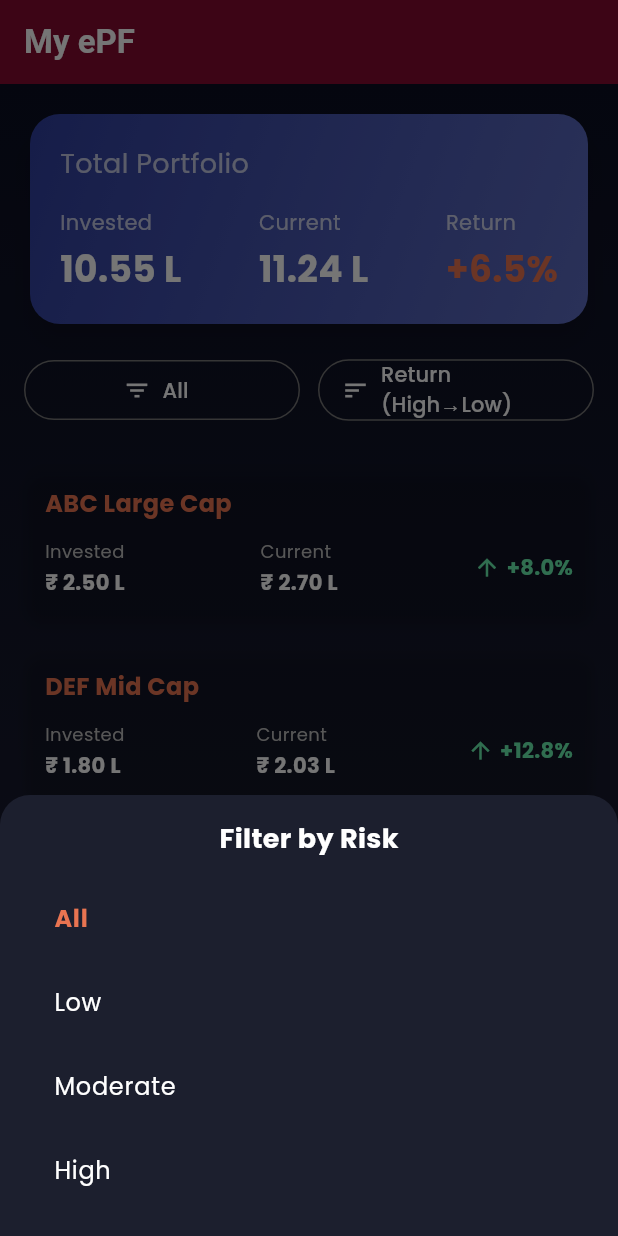
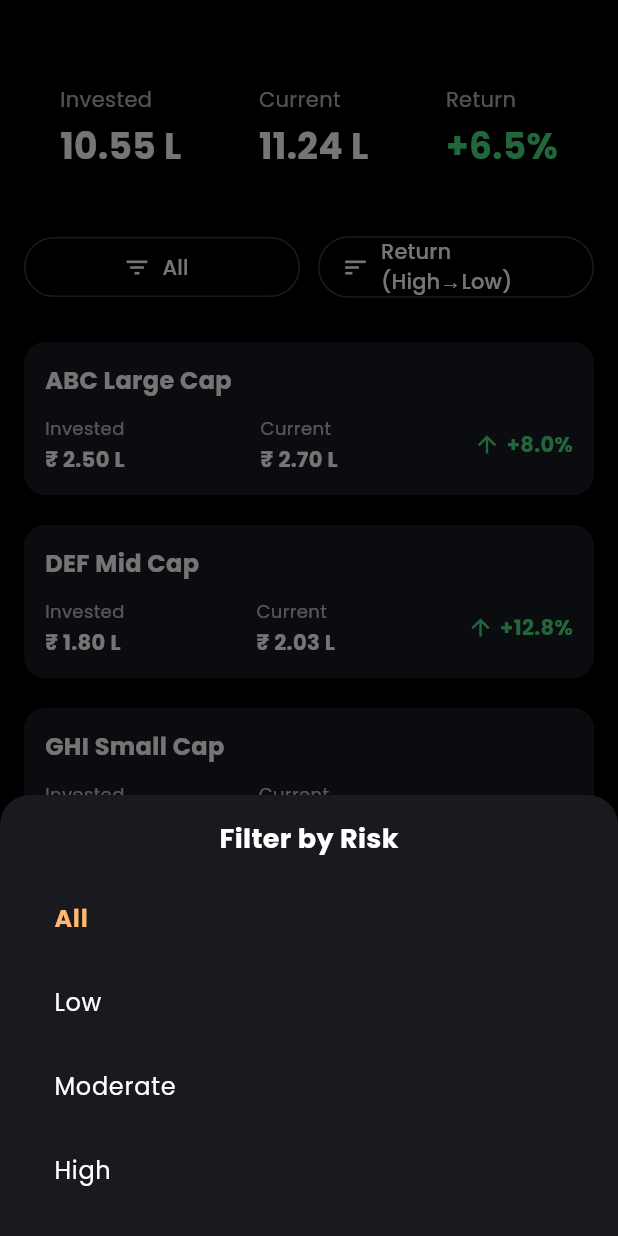
Before and after one commit to ImRMSarangi/epf, a Flutter app: the screen it shows after launch, after a tap on "All", on a phone screen of 412 x 824 dp. Run offline on Flutter 3.47's test engine with Material 3 defaults, Android fonts, the light colour scheme and no system bars; our stand-ins replace google_fonts; Roboto replaces fonts that are missing (Gabarito).

Commit message:
Updated theme to a more robust pitch black dark color

```diff
--- a/lib/screens/dashboard_screen.dart
+++ b/lib/screens/dashboard_screen.dart
@@ -1,5 +1,6 @@
 import 'package:flutter/material.dart';
-import 'package:google_fonts/google_fonts.dart'; // For professional font in AppBar
+import 'package:google_fonts/google_fonts.dart';
+
 import '../services/fund_service.dart';
 import '../models/dashboard_data.dart';
 import '../models/fund.dart';
@@ -11,7 +12,7 @@ class DashboardScreen extends StatefulWidget {
   const DashboardScreen({super.key});
 
   @override
-  State<DashboardScreen> createState() => _DashboardScreenState();
+  State createState() => _DashboardScreenState();
 }
 
 class _DashboardScreenState extends State<DashboardScreen> {
@@ -23,6 +24,7 @@ class _DashboardScreenState extends State<DashboardScreen> {
   String selectedRisk = 'All';
   String selectedSort = 'Return (High→Low)';
 
+  // Filter and sort options
   final riskOptions = ['All', 'Low', 'Moderate', 'High'];
   final sortOptions = ['Return (High→Low)', 'Return (Low→High)', 'Name (A→Z)'];
 
@@ -32,6 +34,7 @@ class _DashboardScreenState extends State<DashboardScreen> {
     loadData();
   }
 
+  /// Fetch data on initialization
   Future<void> loadData() async {
     final data = await _fundService.fetchDashboardData();
     setState(() {
@@ -41,15 +44,16 @@ class _DashboardScreenState extends State<DashboardScreen> {
     });
   }
 
+  /// Filter and sort the displayed funds
   void applyFiltersAndSort() {
     List<Fund> funds = List.from(dashboardData.funds);
 
-    // Filter funds by risk
+    // Filter by risk
     if (selectedRisk != 'All') {
       funds = funds.where((f) => f.risk.toLowerCase() == selectedRisk.toLowerCase()).toList();
     }
 
-    // Sort funds by selected criteria
+    // Sort based on selected criteria
     if (selectedSort == 'Return (High→Low)') {
       funds.sort((a, b) => _parseReturn(b.returnRate).compareTo(_parseReturn(a.returnRate)));
     } else if (selectedSort == 'Return (Low→High)') {
@@ -67,6 +71,7 @@ class _DashboardScreenState extends State<DashboardScreen> {
     return double.tryParse(returnStr.replaceAll('+', '').replaceAll('%', '')) ?? 0.0;
   }
 
+  /// Show filter/sort modal bottom sheet
   void _showSelectionModal({
     required String title,
     required List<String> options,
@@ -75,7 +80,7 @@ class _DashboardScreenState extends State<DashboardScreen> {
   }) {
     showModalBottomSheet(
       context: context,
-      backgroundColor: const Color(0xFF1C1F2E),
+      backgroundColor: const Color(0xFF181A20),
       shape: const RoundedRectangleBorder(
         borderRadius: BorderRadius.vertical(top: Radius.circular(20)),
       ),
@@ -86,20 +91,25 @@ class _DashboardScreenState extends State<DashboardScreen> {
             child: Column(
               mainAxisSize: MainAxisSize.min,
               children: [
-                Text(title,
-                    style: const TextStyle(fontSize: 18, color: Colors.white, fontWeight: FontWeight.bold)),
+                Text(
+                  title,
+                  style: const TextStyle(fontSize: 18, color: Colors.white, fontWeight: FontWeight.bold),
+                ),
                 const SizedBox(height: 12),
                 ...options.map((opt) {
                   final isSelected = opt == currentValue;
                   return ListTile(
-                    title: Text(opt,
-                        style: TextStyle(
-                          color: isSelected ? AppTheme.accentBurntSienna : Colors.white,
-                          fontWeight: isSelected ? FontWeight.bold : FontWeight.normal,
-                        )),
+                    title: Text(
+                      opt,
+                      style: TextStyle(
+                        color: isSelected ? AppTheme.accentOrange : Colors.white,
+                        fontWeight: isSelected ? FontWeight.bold : FontWeight.normal,
+                      ),
+                    ),
                     onTap: () {
                       onSelected(opt);
                       Navigator.pop(context);
+                      applyFiltersAndSort();
                     },
                   );
                 }),
@@ -111,13 +121,14 @@ class _DashboardScreenState extends State<DashboardScreen> {
     );
   }
 
+  /// Build the filter/sort bar
   Widget _buildFilterSortBar() {
     return Row(
       children: [
         Expanded(
           child: OutlinedButton.icon(
             style: OutlinedButton.styleFrom(
-              side: BorderSide(color: Colors.grey.shade600),
+              side: BorderSide(color: Colors.white24),
               foregroundColor: Colors.white,
             ),
             onPressed: () {
@@ -126,8 +137,9 @@ class _DashboardScreenState extends State<DashboardScreen> {
                 options: riskOptions,
                 currentValue: selectedRisk,
                 onSelected: (val) {
-                  selectedRisk = val;
-                  applyFiltersAndSort();
+                  setState(() {
+                    selectedRisk = val;
+                  });
                 },
               );
             },
@@ -139,7 +151,7 @@ class _DashboardScreenState extends State<DashboardScreen> {
         Expanded(
           child: OutlinedButton.icon(
             style: OutlinedButton.styleFrom(
-              side: BorderSide(color: Colors.grey.shade600),
+              side: BorderSide(color: Colors.white24),
               foregroundColor: Colors.white,
             ),
             onPressed: () {
@@ -148,8 +160,9 @@ class _DashboardScreenState extends State<DashboardScreen> {
                 options: sortOptions,
                 currentValue: selectedSort,
                 onSelected: (val) {
-                  selectedSort = val;
-                  applyFiltersAndSort();
+                  setState(() {
+                    selectedSort = val;
+                  });
                 },
               );
             },
@@ -164,27 +177,11 @@ class _DashboardScreenState extends State<DashboardScreen> {
   @override
   Widget build(BuildContext context) {
     return Scaffold(
-      backgroundColor: Colors.transparent, // Make scaffold background transparent
-      appBar: AppBar(
-        title: Text(
-          'My ePF',
-          style: GoogleFonts.gabarito(
-            fontWeight: FontWeight.bold,
-            fontSize: 22,
-            color: Colors.white,
-          ),
-        ),
-      ),
+      backgroundColor: AppTheme.backgroundBlack, // Pitch black background
       body: Container(
         width: double.infinity,
         height: double.infinity,
-        decoration: const BoxDecoration(
-          gradient: LinearGradient(
-            colors: [Color(0xFF0A0E21), Color(0xFF1D1F33)],
-            begin: Alignment.topCenter,
-            end: Alignment.bottomCenter,
-          ),
-        ),
+        color: AppTheme.backgroundBlack,
         child: isLoading
             ? const Center(child: CircularProgressIndicator(color: Colors.white))
             : SafeArea(
@@ -210,7 +207,6 @@ class _DashboardScreenState extends State<DashboardScreen> {
                             child: FundCard(fund: fund),
                           ),
                         ),
-                        // Optional: add Spacer() here if you want content centered when few items
                       ],
                     ),
                   ),
--- a/lib/theme/theme.dart
+++ b/lib/theme/theme.dart
@@ -2,70 +2,67 @@ import 'package:flutter/material.dart';
 import 'package:google_fonts/google_fonts.dart';
 
 class AppTheme {
-  // Primary Palette Colors
-  static const Color primaryMaroon = Color(0xFF800000); // Maroon
-  static const Color primaryBurgundy = Color(0xFF800020); // Burgundy variant
+  // Core Colors
+  static const Color backgroundBlack = Color(0xFF000000); // Pitch black
+  static const Color cardGrey = Color(0xFF181A20); // Dark card
+  static const Color accentGreen = Color(0xFF4ADE80); // Success/positive
+  static const Color accentRed = Color(0xFFF87171); // Negative
+  static const Color accentOrange = Color(0xFFFFB86C);
+  static const Color accentGrey = Color(0xFFB0B6BE);
 
-  // Secondary & Accent Colors
-  static const Color accentBurntSienna = Color(0xFFE97451); // Burnt Sienna
-  static const Color accentChestnut = Color(0xFF954535); // Warm medium brown
-  static const Color accentBeige = Color(0xFFF0E68C); // Light beige background
-  static const Color accentCream = Color(0xFFF3E9DC); // Cream surface
-
-  /// Dark Theme with Brown & Maroon Accessible Palette
+  // Dark Theme
   static final darkTheme = ThemeData.dark().copyWith(
-    scaffoldBackgroundColor: primaryMaroon,
-    primaryColor: primaryMaroon,
-
-    colorScheme: const ColorScheme.dark().copyWith(
-      primary: primaryMaroon,
-      primaryContainer: primaryBurgundy,
-      secondary: accentBurntSienna,
-      secondaryContainer: accentChestnut,
-      surface: Color(0xFF2C1B18), // Deep brown surface shade
+    scaffoldBackgroundColor: backgroundBlack,
+    primaryColor: backgroundBlack,
+    cardColor: cardGrey,
+    canvasColor: backgroundBlack,
+    colorScheme: ColorScheme.dark(
+      primary: backgroundBlack,
+      surface: cardGrey,
+      background: backgroundBlack,
       onPrimary: Colors.white,
+      secondary: accentOrange,
+      onSurface: Colors.white70,
       onSecondary: Colors.white,
-      onSurface: Colors.white70,
+      error: accentRed,
     ),
-
-    // App Bar Styling
     appBarTheme: AppBarTheme(
-      backgroundColor: primaryBurgundy,
-      elevation: 3,
+      backgroundColor: backgroundBlack,
+      elevation: 1,
       titleTextStyle: GoogleFonts.poppins(
         color: Colors.white,
         fontSize: 22,
         fontWeight: FontWeight.bold,
       ),
+      iconTheme: const IconThemeData(color: Colors.white),
+      actionsIconTheme: const IconThemeData(color: Colors.white),
     ),
-
-    // Text Styling
     textTheme: GoogleFonts.poppinsTextTheme(
       ThemeData.dark().textTheme.copyWith(
         titleLarge: const TextStyle(
-            fontSize: 26, fontWeight: FontWeight.bold, color: Colors.white),
+            fontSize: 26,
+            fontWeight: FontWeight.bold,
+            color: Colors.white),
         titleMedium: const TextStyle(
-            fontSize: 20, fontWeight: FontWeight.w600, color: Colors.white),
+            fontSize: 20,
+            fontWeight: FontWeight.w600,
+            color: Colors.white),
         bodyLarge: const TextStyle(
             fontSize: 16, color: Colors.white70),
         bodyMedium: const TextStyle(
             fontSize: 14, color: Colors.white70),
       ),
     ),
-
-    // Card Theme
     cardTheme: CardThemeData(
-      color: Colors.transparent,
+      color: cardGrey,
       shape: RoundedRectangleBorder(borderRadius: BorderRadius.circular(18)),
       elevation: 6,
-      shadowColor: Colors.black54,
+      shadowColor: Colors.black38,
     ),
-
-    // Button Style
     elevatedButtonTheme: ElevatedButtonThemeData(
       style: ElevatedButton.styleFrom(
-          backgroundColor: accentBurntSienna,
-          foregroundColor: Colors.white,
+        backgroundColor: accentOrange,
+        foregroundColor: Colors.black,
         textStyle: GoogleFonts.poppins(
           fontWeight: FontWeight.w600,
           fontSize: 16,
--- a/lib/widgets/fund_card.dart
+++ b/lib/widgets/fund_card.dart
@@ -1,7 +1,5 @@
 import 'package:flutter/material.dart';
-
 import '../theme/theme.dart';
-
 import '../models/fund.dart';
 
 class FundCard extends StatelessWidget {
@@ -18,23 +16,19 @@ class FundCard extends StatelessWidget {
   }
 
   Color getReturnColor(String returnStr) {
-    if (returnStr.startsWith('+')) {
-      return Colors.greenAccent;  // green for positive
-    }
-    if (returnStr.startsWith('-')) {
-      return Colors.redAccent;    // red for negative
-    }
-    return Colors.grey.shade400;
+    if (returnStr.startsWith('+')) return AppTheme.accentGreen;
+    if (returnStr.startsWith('-')) return AppTheme.accentRed;
+    return AppTheme.accentGrey;
   }
 
   Icon getReturnIcon(String returnStr) {
     if (returnStr.startsWith('+')) {
-      return Icon(Icons.arrow_upward, color: Colors.greenAccent, size: 18);
+      return Icon(Icons.arrow_upward, color: AppTheme.accentGreen, size: 18);
     }
     if (returnStr.startsWith('-')) {
-      return Icon(Icons.arrow_downward, color: Colors.redAccent, size: 18);
+      return Icon(Icons.arrow_downward, color: AppTheme.accentRed, size: 18);
     }
-    return Icon(Icons.remove, color: Colors.grey.shade500, size: 18);
+    return Icon(Icons.remove, color: AppTheme.accentGrey, size: 18);
   }
 
   @override
@@ -43,8 +37,8 @@ class FundCard extends StatelessWidget {
       shape: RoundedRectangleBorder(borderRadius: BorderRadius.circular(14)),
       margin: const EdgeInsets.symmetric(vertical: 6),
       color: isSelected
-          ? AppTheme.accentBurntSienna.withOpacity(0.85)  // highlighted card bg
-          : Colors.transparent,  // default transparent
+          ? AppTheme.accentGrey.withOpacity(0.25) // slightly lighter when selected
+          : AppTheme.cardGrey, // normal lighter black card color
       elevation: 3,
       child: Padding(
         padding: const EdgeInsets.all(14.0),
@@ -56,7 +50,7 @@ class FundCard extends StatelessWidget {
               style: TextStyle(
                 fontWeight: FontWeight.bold,
                 fontSize: 16,
-                color: isSelected ? Colors.white : AppTheme.accentBurntSienna,
+                color: isSelected ? AppTheme.accentOrange : Colors.white,
               ),
             ),
             const SizedBox(height: 12),
@@ -93,7 +87,7 @@ class FundCard extends StatelessWidget {
       children: [
         Text(
           label,
-          style: TextStyle(color: Colors.grey.shade400, fontSize: 12),
+          style: const TextStyle(color: Colors.white70, fontSize: 12),
         ),
         const SizedBox(height: 2),
         Text(
--- a/lib/widgets/portfolio_summary_card.dart
+++ b/lib/widgets/portfolio_summary_card.dart
@@ -4,6 +4,7 @@ import '../models/dashboard_data.dart';
 
 class PortfolioSummaryCard extends StatelessWidget {
   final DashboardData data;
+
   const PortfolioSummaryCard({super.key, required this.data});
 
   String formatNumber(double value) {
@@ -14,9 +15,9 @@ class PortfolioSummaryCard extends StatelessWidget {
   }
 
   Color getReturnColor(String returnStr) {
-    if (returnStr.startsWith('+')) return AppTheme.accentBurntSienna;
-    if (returnStr.startsWith('-')) return AppTheme.accentBurntSienna;
-    return Colors.grey.shade400;
+    if (returnStr.startsWith('+')) return AppTheme.accentGreen;
+    if (returnStr.startsWith('-')) return AppTheme.accentRed;
+    return AppTheme.accentGrey;
   }
 
   @override
@@ -24,21 +25,12 @@ class PortfolioSummaryCard extends StatelessWidget {
     return Card(
       elevation: 8,
       shape: RoundedRectangleBorder(borderRadius: BorderRadius.circular(20)),
-      child: Container(
+      color: AppTheme.backgroundBlack, // Pitch black for the big top card
+      child: Padding(
         padding: const EdgeInsets.all(20),
-        decoration: BoxDecoration(
-          gradient: LinearGradient(
-            colors: [Colors.indigo.shade700, Colors.indigo.shade400],
-            begin: Alignment.topLeft,
-            end: Alignment.bottomRight,
-          ),
-          borderRadius: BorderRadius.circular(20),
-        ),
         child: Column(
           crossAxisAlignment: CrossAxisAlignment.start,
           children: [
-            Text("Total Portfolio",
-                style: TextStyle(fontSize: 18, color: Colors.white70)),
             const SizedBox(height: 16),
             Row(
               mainAxisAlignment: MainAxisAlignment.spaceBetween,
@@ -47,7 +39,7 @@ class PortfolioSummaryCard extends StatelessWidget {
                 _buildStat("Current", formatNumber(data.totalCurrent), Colors.white),
                 _buildStat("Return", data.totalReturn, getReturnColor(data.totalReturn)),
               ],
-            )
+            ),
           ],
         ),
       ),
@@ -58,13 +50,11 @@ class PortfolioSummaryCard extends StatelessWidget {
     return Column(
       crossAxisAlignment: CrossAxisAlignment.start,
       children: [
-        Text(label,
-            style: TextStyle(color: Colors.white70, fontSize: 14)),
+        Text(label, style: const TextStyle(color: Colors.white70, fontSize: 14)),
         const SizedBox(height: 4),
         Text(
           value,
-          style: TextStyle(
-              fontSize: 24, fontWeight: FontWeight.bold, color: color),
+          style: TextStyle(fontSize: 24, fontWeight: FontWeight.bold, color: color),
         ),
       ],
     );
```
Lines whose indentation alone changed are shown as unchanged.
